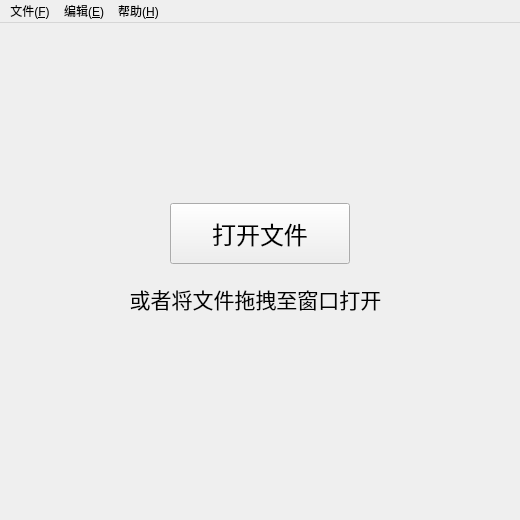
Old version of the form Designer/MainWindow.ui in the repository rev-li/PETool.
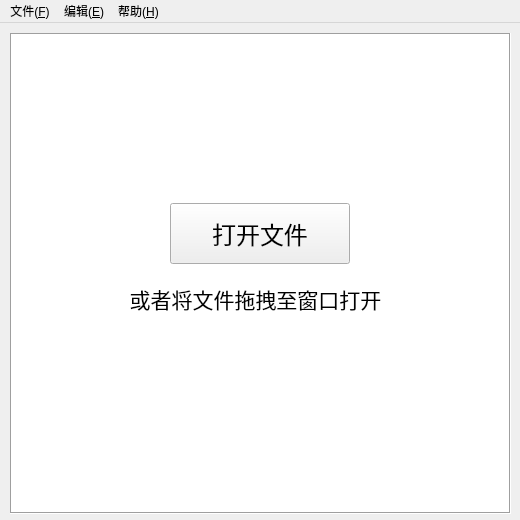
New version of the form.

The edit to the form file:
```diff
--- a/Designer/MainWindow.ui
+++ b/Designer/MainWindow.ui
@@ -98,6 +98,21 @@
      </property>
     </widget>
    </widget>
+   <widget class="QTextBrowser" name="textBrowser">
+    <property name="geometry">
+     <rect>
+      <x>10</x>
+      <y>10</y>
+      <width>501</width>
+      <height>481</height>
+     </rect>
+    </property>
+    <property name="frameShape">
+     <enum>QFrame::Box</enum>
+    </property>
+   </widget>
+   <zorder>textBrowser</zorder>
+   <zorder>widgetOpenFile</zorder>
   </widget>
   <widget class="QMenuBar" name="menuBar">
    <property name="geometry">
```
